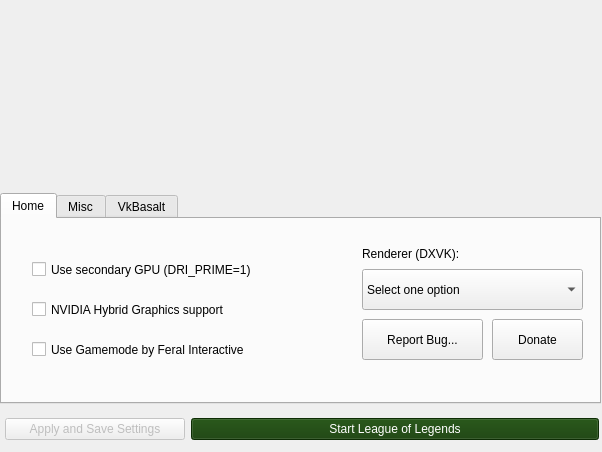
Old version of the form src/python_src/ui/installer.ui in the repository polkaulfield/lol-for-linux-installer.
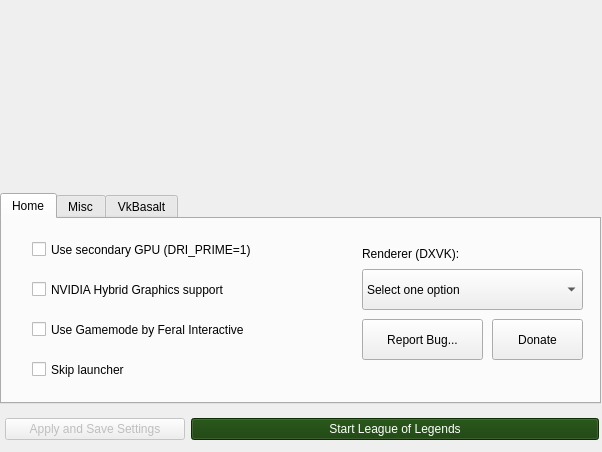
New version of the form. Icons and pictures are not drawn.

Commit message:
Add skip launcher option
Some people dont want to see a launcher that launches a launcher, and i kinda get it

```diff
--- a/src/python_src/ui/installer.ui
+++ b/src/python_src/ui/installer.ui
@@ -834,7 +834,7 @@
                  <property name="geometry">
                   <rect>
                    <x>30</x>
-                   <y>30</y>
+                   <y>10</y>
                    <width>321</width>
                    <height>41</height>
                   </rect>
@@ -909,7 +909,7 @@
                  <property name="geometry">
                   <rect>
                    <x>30</x>
-                   <y>70</y>
+                   <y>50</y>
                    <width>321</width>
                    <height>41</height>
                   </rect>
@@ -935,7 +935,7 @@
                  <property name="geometry">
                   <rect>
                    <x>30</x>
-                   <y>110</y>
+                   <y>90</y>
                    <width>321</width>
                    <height>41</height>
                   </rect>
@@ -1015,6 +1015,37 @@
                    <normaloff>.</normaloff>.</iconset>
                  </property>
                 </widget>
+                <widget class="QCheckBox" name="skiplaunchercheck">
+                 <property name="enabled">
+                  <bool>true</bool>
+                 </property>
+                 <property name="geometry">
+                  <rect>
+                   <x>30</x>
+                   <y>130</y>
+                   <width>321</width>
+                   <height>41</height>
+                  </rect>
+                 </property>
+                 <property name="toolTip">
+                  <string>&lt;html&gt;&lt;head/&gt;&lt;body&gt;&lt;p&gt;Skip this launcher and start the game directly.&lt;/p&gt;&lt;/body&gt;&lt;/html&gt;</string>
+                 </property>
+                 <property name="toolTipDuration">
+                  <number>-1</number>
+                 </property>
+                 <property name="layoutDirection">
+                  <enum>Qt::LeftToRight</enum>
+                 </property>
+                 <property name="autoFillBackground">
+                  <bool>false</bool>
+                 </property>
+                 <property name="text">
+                  <string>Skip launcher</string>
+                 </property>
+                 <property name="icon">
+                  <iconset theme="media-playback-start"/>
+                 </property>
+                </widget>
                </widget>
                <widget class="QWidget" name="tab_2">
                 <attribute name="title">
```
The commit also changes 2 other files.
